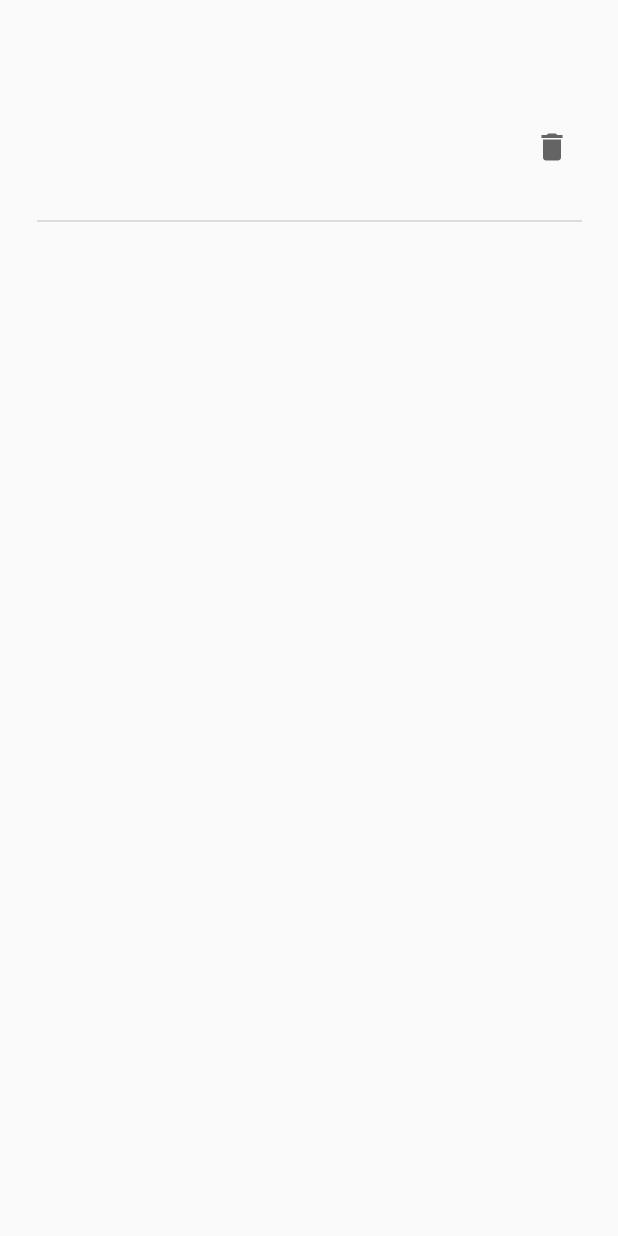
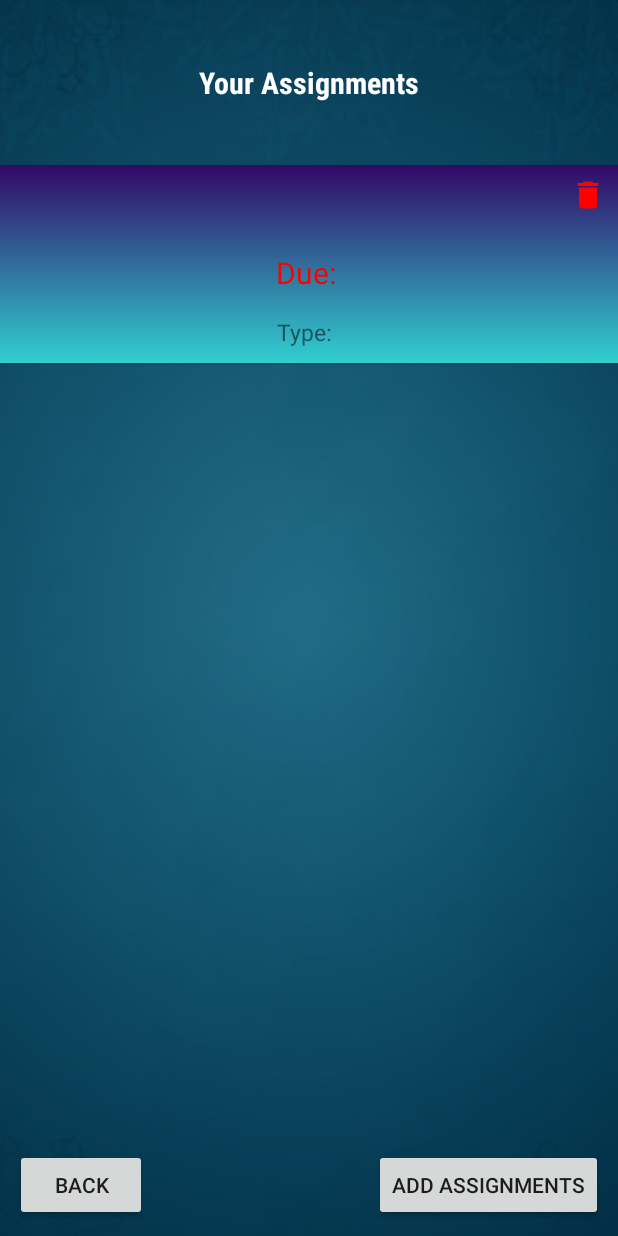
Before and after one commit to sifat120/MicroManager, an Android app: the Assignment_List screen opened directly, with no data from a screen before it, on a phone screen of 412 x 824 dp. Before the commit the screen is almost empty. Run offline under Robolectric (Android 15) with nearby library versions, the phone set to English and light mode, and no system bars; our stand-ins replace Room's generated code.

Commit message:
Made a calendar popup for inputting the assignment date. Made the UI look better. Added a few UI components.

```diff
--- a/app/src/main/java/com/example/micromanager/Add_Screen.java
+++ b/app/src/main/java/com/example/micromanager/Add_Screen.java
@@ -6,6 +6,7 @@ import androidx.appcompat.widget.Toolbar;
 import androidx.lifecycle.ViewModelProvider;
 import androidx.room.Room;
 
+import android.app.DatePickerDialog;
 import android.content.Context;
 import android.content.Intent;
 import android.content.SharedPreferences;
@@ -14,8 +15,13 @@ import android.preference.PreferenceManager;
 import android.util.Log;
 import android.view.View;
 import android.widget.Button;
+import android.widget.DatePicker;
 import android.widget.EditText;
 import android.widget.Toast;
+
+import java.text.SimpleDateFormat;
+import java.util.Calendar;
+import java.util.Locale;
 
 public class Add_Screen extends AppCompatActivity {
     EditText nameField, dueDateField, typeField;
@@ -33,10 +39,36 @@ public class Add_Screen extends AppCompatActivity {
         addButton = (Button) findViewById(R.id.add_button);
 
 
+        Calendar myCalendar = Calendar.getInstance();
+
+        DatePickerDialog.OnDateSetListener date = (view, year, monthOfYear, dayOfMonth) -> {
+            myCalendar.set(Calendar.YEAR, year);
+            myCalendar.set(Calendar.MONTH, monthOfYear);
+            myCalendar.set(Calendar.DAY_OF_MONTH, dayOfMonth);
+            updateLabel(dueDateField,myCalendar);
+        };
+
+        dueDateField.setOnClickListener(v -> {
+            new DatePickerDialog(Add_Screen.this, date, myCalendar
+                    .get(Calendar.YEAR), myCalendar.get(Calendar.MONTH),
+                    myCalendar.get(Calendar.DAY_OF_MONTH)).show();
+        });
+
+
+
+
         Toolbar registrationToolbar = findViewById(R.id.registrationToolbar);
         setSupportActionBar(registrationToolbar);
         ActionBar ab = getSupportActionBar();
+        assert ab != null;
         ab.setDisplayHomeAsUpEnabled(true);
+    }
+
+    private void updateLabel(EditText edittext, Calendar myCalendar) {
+        String myFormat = "MM/dd/yy"; //In which you need put here
+        SimpleDateFormat sdf = new SimpleDateFormat(myFormat, Locale.US);
+
+        edittext.setText(sdf.format(myCalendar.getTime()));
     }
 
     public void addAssignmentToDatabase(View view) {
--- a/app/src/main/java/com/example/micromanager/Assignment_List.java
+++ b/app/src/main/java/com/example/micromanager/Assignment_List.java
@@ -3,7 +3,6 @@ package com.example.micromanager;
 import androidx.appcompat.app.AppCompatActivity;
 import androidx.lifecycle.Observer;
 import androidx.lifecycle.ViewModelProvider;
-import androidx.lifecycle.ViewModelProviders;
 import androidx.recyclerview.widget.DividerItemDecoration;
 import androidx.recyclerview.widget.LinearLayoutManager;
 import androidx.recyclerview.widget.RecyclerView;
@@ -46,4 +45,14 @@ public class Assignment_List extends AppCompatActivity {
         });
     }
 
+    public void addAssignments(View view) {
+        Intent intent = new Intent(this,Add_Screen.class);
+        startActivity(intent);
+    }
+
+    public void backToMain(View view){
+        Intent intent = new Intent(this,MainActivity.class);
+        startActivity(intent);
+    }
+
 }
--- a/app/src/main/java/com/example/micromanager/ItemAdapter.java
+++ b/app/src/main/java/com/example/micromanager/ItemAdapter.java
@@ -28,17 +28,18 @@ public class ItemAdapter extends RecyclerView.Adapter<ItemAdapter.ViewHolder> {
     @Override
     public ViewHolder onCreateViewHolder(@NonNull ViewGroup parent, int viewType) {
         View view = LayoutInflater.from(parent.getContext()).inflate(R.layout.item_row,parent,false);
-        ViewHolder viewHolder = new ViewHolder(view);
 
-        return viewHolder;
+        return new ViewHolder(view);
     }
 
     @Override
     public void onBindViewHolder(@NonNull ViewHolder holder, int position) {
         AssignmentTable assignmentTable = assignmentList.get(position);
+        String due = "Due: "+assignmentTable.dueDate;
+        String type = "Type: "+assignmentTable.type;
         holder.txtItemName.setText(assignmentTable.name);
-        holder.txtItemDate.setText(assignmentTable.dueDate);
-        holder.txtItemType.setText(assignmentTable.type);
+        holder.txtItemDate.setText(due);
+        holder.txtItemType.setText(type);
     }
 
     @Override
--- a/app/src/main/res/layout/activity_add__screen.xml
+++ b/app/src/main/res/layout/activity_add__screen.xml
@@ -12,6 +12,9 @@
         android:layout_width="336dp"
         android:layout_height="54dp"
         android:hint="@string/assignment_due_date_field"
+        android:clickable="true"
+        android:inputType="date"
+        android:focusable="false"
         app:layout_constraintBottom_toBottomOf="parent"
         app:layout_constraintEnd_toEndOf="parent"
         app:layout_constraintHorizontal_bias="0.493"
--- a/app/src/main/res/layout/activity_assignment__list.xml
+++ b/app/src/main/res/layout/activity_assignment__list.xml
@@ -4,15 +4,54 @@
     xmlns:tools="http://schemas.android.com/tools"
     android:layout_width="match_parent"
     android:layout_height="match_parent"
+    android:background="@drawable/listback"
     tools:context=".Assignment_List">
 
     <androidx.recyclerview.widget.RecyclerView
         android:id="@+id/recyclerView"
-        android:layout_width="363dp"
-        android:layout_height="666dp"
+        android:layout_width="match_parent"
+        android:layout_height="600dp"
         app:layout_constraintBottom_toBottomOf="parent"
         app:layout_constraintEnd_toEndOf="parent"
         app:layout_constraintStart_toStartOf="parent"
         app:layout_constraintTop_toTopOf="parent"
         app:layout_constraintVertical_bias="0.492" />
+
+    <TextView
+        android:id="@+id/assignmentScreenTitle"
+        android:layout_width="wrap_content"
+        android:layout_height="wrap_content"
+        android:text="Your Assignments"
+        android:textSize="20sp"
+        android:textStyle="bold"
+        android:textColor="@color/white"
+        android:fontFamily="sans-serif-condensed"
+        app:layout_constraintBottom_toTopOf="@+id/recyclerView"
+        app:layout_constraintEnd_toEndOf="parent"
+        app:layout_constraintStart_toStartOf="parent"
+        app:layout_constraintTop_toTopOf="parent" />
+
+    <Button
+        android:id="@+id/add_btn"
+        android:layout_width="wrap_content"
+        android:layout_height="wrap_content"
+        android:layout_marginEnd="10dp"
+        android:layout_marginRight="10dp"
+        android:layout_marginBottom="10dp"
+        android:onClick="addAssignments"
+        android:text="@string/add_assignment"
+        app:layout_constraintBottom_toBottomOf="parent"
+        app:layout_constraintEnd_toEndOf="parent" />
+
+    <Button
+        android:id="@+id/back"
+        android:layout_width="wrap_content"
+        android:layout_height="wrap_content"
+        android:layout_marginStart="10dp"
+        android:layout_marginLeft="10dp"
+        android:layout_marginBottom="10dp"
+        android:onClick="backToMain"
+        android:text="@string/back_to_home"
+        app:layout_constraintBottom_toBottomOf="parent"
+        app:layout_constraintStart_toStartOf="parent" />
 </androidx.constraintlayout.widget.ConstraintLayout>
--- a/app/src/main/res/layout/item_row.xml
+++ b/app/src/main/res/layout/item_row.xml
@@ -3,21 +3,21 @@
     xmlns:app="http://schemas.android.com/apk/res-auto"
     xmlns:tools="http://schemas.android.com/tools"
     android:layout_width="match_parent"
-    android:layout_height="wrap_content">
-
+    android:layout_height="wrap_content"
+    android:background="@drawable/gradient_background">
 
     <TextView
         android:id="@+id/txt_item_name"
-        android:layout_width="0dp"
-        android:layout_height="wrap_content"
-        android:layout_marginStart="8dp"
-        android:layout_marginLeft="8dp"
-        android:layout_marginTop="8dp"
-        android:layout_marginEnd="8dp"
+        android:layout_width="182dp"
+        android:layout_height="38dp"
+        android:layout_marginStart="10dp"
+        android:layout_marginLeft="10dp"
+        android:layout_marginTop="10dp"
         android:text="SampleItem"
-        android:textSize="20sp"
+        android:textColor="@color/blueofficial"
+        android:textSize="30sp"
+        android:textStyle="bold"
         app:layout_constraintEnd_toStartOf="@+id/img_delete"
-        app:layout_constraintHorizontal_bias="0.081"
         app:layout_constraintStart_toStartOf="parent"
         app:layout_constraintTop_toTopOf="parent" />
 
@@ -25,11 +25,13 @@
         android:id="@+id/txt_item_date"
         android:layout_width="wrap_content"
         android:layout_height="wrap_content"
-        android:layout_marginStart="16dp"
-        android:layout_marginLeft="16dp"
-        android:layout_marginTop="12dp"
+        android:layout_marginTop="10dp"
+        android:layout_marginBottom="10dp"
         android:text="SampleDate"
-        android:textSize="15sp"
+        android:textSize="20sp"
+        android:textColor="@color/red"
+        app:layout_constraintBottom_toTopOf="@+id/txt_item_type"
+        app:layout_constraintEnd_toEndOf="parent"
         app:layout_constraintStart_toStartOf="parent"
         app:layout_constraintTop_toBottomOf="@+id/txt_item_name" />
 
@@ -42,17 +44,21 @@
         android:layout_marginRight="8dp"
         app:layout_constraintEnd_toEndOf="parent"
         app:layout_constraintTop_toTopOf="parent"
-        app:srcCompat="@drawable/ic_baseline_delete_24" />
+        app:srcCompat="@drawable/ic_baseline_delete_24"
+        app:tint="@color/red" />
 
     <TextView
         android:id="@+id/txt_item_type"
         android:layout_width="wrap_content"
         android:layout_height="wrap_content"
+        android:layout_marginTop="5dp"
+        android:layout_marginBottom="10dp"
         android:text="SampleType"
+        android:textSize="15sp"
         app:layout_constraintBottom_toBottomOf="parent"
         app:layout_constraintEnd_toEndOf="parent"
-        app:layout_constraintHorizontal_bias="0.408"
-        app:layout_constraintStart_toEndOf="@+id/txt_item_date"
-        app:layout_constraintTop_toTopOf="parent"
-        app:layout_constraintVertical_bias="0.729" />
+        app:layout_constraintHorizontal_bias="0.498"
+        app:layout_constraintStart_toStartOf="parent"
+        app:layout_constraintTop_toBottomOf="@+id/txt_item_date" />
+
 </androidx.constraintlayout.widget.ConstraintLayout>
--- a/app/src/main/res/values/colors.xml
+++ b/app/src/main/res/values/colors.xml
@@ -4,5 +4,6 @@
     <color name="colorPrimaryDark">#3700B3</color>
     <color name="colorAccent">#03DAC5</color>
     <color name="blueofficial">#60B0F4</color>
+    <color name="red">#ff0000</color>
     <color name="white">#FFFFFF</color>
 </resources>
```
Also changed, not shown: app/src/main/res/drawable/listback.jpg (added).
